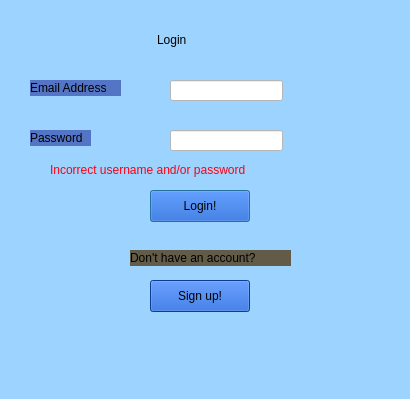
Before: the Qt Designer form login.ui in ban2224/capstone_motor, drawn with Qt 5.
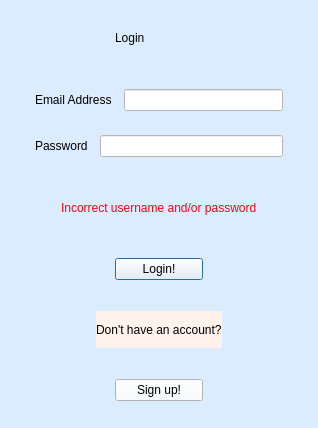
After: the same form once the commit is applied.

The edit to the form file:
```diff
--- a/login.ui
+++ b/login.ui
@@ -6,25 +6,25 @@
    <rect>
     <x>0</x>
     <y>0</y>
-    <width>410</width>
-    <height>399</height>
+    <width>318</width>
+    <height>428</height>
    </rect>
   </property>
   <property name="windowTitle">
    <string>Dialog</string>
   </property>
   <property name="styleSheet">
-   <string notr="true">background:rgb(156, 211, 255)</string>
+   <string notr="true">background:rgb(219, 236, 255)</string>
   </property>
+  <layout class="QVBoxLayout" name="verticalLayout_2">
+   <item>
+    <widget class="QWidget" name="widget" native="true">
+     <layout class="QHBoxLayout" name="horizontalLayout">
+      <item>
+       <widget class="QWidget" name="widget_2" native="true"/>
+      </item>
+      <item>
   <widget class="QLabel" name="label">
-   <property name="geometry">
-    <rect>
-     <x>157</x>
-     <y>19</y>
-     <width>111</width>
-     <height>41</height>
-    </rect>
-   </property>
    <property name="styleSheet">
     <string notr="true">font: 700 italic 26pt &quot;Georgia&quot;;</string>
    </property>
@@ -32,128 +32,172 @@
     <string>Login</string>
    </property>
   </widget>
-  <widget class="QLabel" name="label_2">
-   <property name="geometry">
-    <rect>
-     <x>30</x>
-     <y>130</y>
-     <width>61</width>
-     <height>16</height>
-    </rect>
-   </property>
-   <property name="styleSheet">
-    <string notr="true">background:rgb(84, 116, 197)</string>
-   </property>
-   <property name="text">
-    <string>Password</string>
-   </property>
-  </widget>
+      </item>
+      <item>
+       <widget class="QWidget" name="widget_3" native="true"/>
+      </item>
+     </layout>
+    </widget>
+   </item>
+   <item>
+    <widget class="QWidget" name="widget_12" native="true">
+     <layout class="QVBoxLayout" name="verticalLayout">
+      <item>
+       <widget class="QWidget" name="widget_4" native="true">
+        <layout class="QHBoxLayout" name="horizontalLayout_2">
+         <item>
+          <widget class="QWidget" name="widget_5" native="true"/>
+         </item>
+         <item>
   <widget class="QLabel" name="label_3">
-   <property name="geometry">
-    <rect>
-     <x>30</x>
-     <y>80</y>
-     <width>91</width>
-     <height>16</height>
-    </rect>
-   </property>
    <property name="styleSheet">
-    <string notr="true">background:rgb(84, 116, 197)</string>
+            <string notr="true">font: 13pt &quot;.AppleSystemUIFont&quot;;</string>
    </property>
    <property name="text">
     <string>Email Address</string>
    </property>
   </widget>
+         </item>
+         <item>
+          <widget class="QWidget" name="widget_6" native="true"/>
+         </item>
+         <item>
   <widget class="QLineEdit" name="ea_lo">
-   <property name="geometry">
-    <rect>
-     <x>170</x>
-     <y>80</y>
-     <width>113</width>
-     <height>21</height>
-    </rect>
-   </property>
    <property name="styleSheet">
     <string notr="true">background:rgb(255, 255, 255)</string>
    </property>
   </widget>
+         </item>
+         <item>
+          <widget class="QWidget" name="widget_7" native="true"/>
+         </item>
+        </layout>
+       </widget>
+      </item>
+      <item>
+       <widget class="QWidget" name="widget_8" native="true">
+        <layout class="QHBoxLayout" name="horizontalLayout_3">
+         <item>
+          <widget class="QWidget" name="widget_9" native="true"/>
+         </item>
+         <item>
+          <widget class="QLabel" name="label_2">
+           <property name="styleSheet">
+            <string notr="true"/>
+           </property>
+           <property name="text">
+            <string>Password</string>
+           </property>
+          </widget>
+         </item>
+         <item>
+          <widget class="QWidget" name="widget_10" native="true"/>
+         </item>
+         <item>
   <widget class="QLineEdit" name="pw_lo">
-   <property name="geometry">
-    <rect>
-     <x>170</x>
-     <y>130</y>
-     <width>113</width>
-     <height>21</height>
-    </rect>
-   </property>
    <property name="styleSheet">
     <string notr="true">background:rgb(255, 255, 255)</string>
    </property>
   </widget>
+         </item>
+         <item>
+          <widget class="QWidget" name="widget_11" native="true"/>
+         </item>
+        </layout>
+       </widget>
+      </item>
+     </layout>
+    </widget>
+   </item>
+   <item>
+    <widget class="QWidget" name="widget_13" native="true">
+     <layout class="QHBoxLayout" name="horizontalLayout_4">
+      <item>
+       <widget class="QWidget" name="widget_14" native="true"/>
+      </item>
+      <item>
+       <widget class="QLabel" name="errormessage">
+        <property name="styleSheet">
+         <string notr="true">font: red</string>
+        </property>
+        <property name="text">
+         <string>&lt;html&gt;&lt;head/&gt;&lt;body&gt;&lt;p&gt;&lt;span style=&quot; color:#ff000f;&quot;&gt;Incorrect username and/or password&lt;/span&gt;&lt;/p&gt;&lt;/body&gt;&lt;/html&gt;</string>
+        </property>
+       </widget>
+      </item>
+      <item>
+       <widget class="QWidget" name="widget_15" native="true"/>
+      </item>
+     </layout>
+    </widget>
+   </item>
+   <item>
+    <widget class="QWidget" name="widget_16" native="true">
+     <layout class="QHBoxLayout" name="horizontalLayout_5">
+      <item>
+       <widget class="QWidget" name="widget_17" native="true"/>
+      </item>
+      <item>
   <widget class="QPushButton" name="loginbutton">
-   <property name="geometry">
-    <rect>
-     <x>150</x>
-     <y>190</y>
-     <width>100</width>
-     <height>32</height>
-    </rect>
-   </property>
    <property name="styleSheet">
-    <string notr="true">background:rgb(17, 85, 204)</string>
+         <string notr="true">background:rgb(248, 251, 255)</string>
    </property>
    <property name="text">
     <string>Login!</string>
    </property>
   </widget>
+      </item>
+      <item>
+       <widget class="QWidget" name="widget_18" native="true"/>
+      </item>
+     </layout>
+    </widget>
+   </item>
+   <item>
+    <widget class="QWidget" name="widget_19" native="true">
+     <layout class="QHBoxLayout" name="horizontalLayout_6">
+      <item>
+       <widget class="QWidget" name="widget_20" native="true"/>
+      </item>
+      <item>
   <widget class="QLabel" name="label_4">
-   <property name="geometry">
-    <rect>
-     <x>130</x>
-     <y>250</y>
-     <width>161</width>
-     <height>16</height>
-    </rect>
-   </property>
    <property name="styleSheet">
-    <string notr="true">background:rgb(98, 91, 72)</string>
+         <string notr="true">background:rgb(255, 242, 235)</string>
    </property>
    <property name="text">
     <string>Don't have an account?</string>
    </property>
   </widget>
+      </item>
+      <item>
+       <widget class="QWidget" name="widget_21" native="true"/>
+      </item>
+     </layout>
+    </widget>
+   </item>
+   <item>
+    <widget class="QWidget" name="widget_22" native="true">
+     <layout class="QHBoxLayout" name="horizontalLayout_7">
+      <item>
+       <widget class="QWidget" name="widget_23" native="true"/>
+      </item>
+      <item>
   <widget class="QPushButton" name="backtoSU">
-   <property name="geometry">
-    <rect>
-     <x>150</x>
-     <y>280</y>
-     <width>100</width>
-     <height>32</height>
-    </rect>
-   </property>
    <property name="styleSheet">
-    <string notr="true">background:rgb(17, 85, 204)</string>
+         <string notr="true">background:rgb(248, 251, 255)</string>
    </property>
    <property name="text">
     <string>Sign up!</string>
    </property>
   </widget>
-  <widget class="QLabel" name="errormessage">
-   <property name="geometry">
-    <rect>
-     <x>50</x>
-     <y>160</y>
-     <width>241</width>
-     <height>20</height>
-    </rect>
-   </property>
-   <property name="styleSheet">
-    <string notr="true">font: red</string>
-   </property>
-   <property name="text">
-    <string>&lt;html&gt;&lt;head/&gt;&lt;body&gt;&lt;p&gt;&lt;span style=&quot; color:#ff000f;&quot;&gt;Incorrect username and/or password&lt;/span&gt;&lt;/p&gt;&lt;/body&gt;&lt;/html&gt;</string>
-   </property>
-  </widget>
+      </item>
+      <item>
+       <widget class="QWidget" name="widget_24" native="true"/>
+      </item>
+     </layout>
+    </widget>
+   </item>
+  </layout>
  </widget>
  <resources/>
  <connections/>
```
Lines whose indentation alone changed are shown as unchanged.
